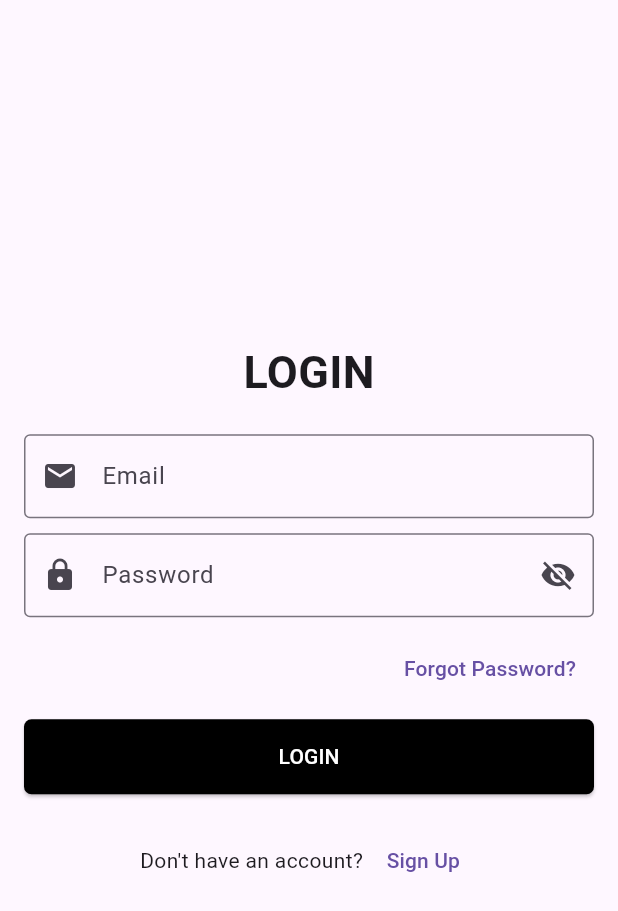
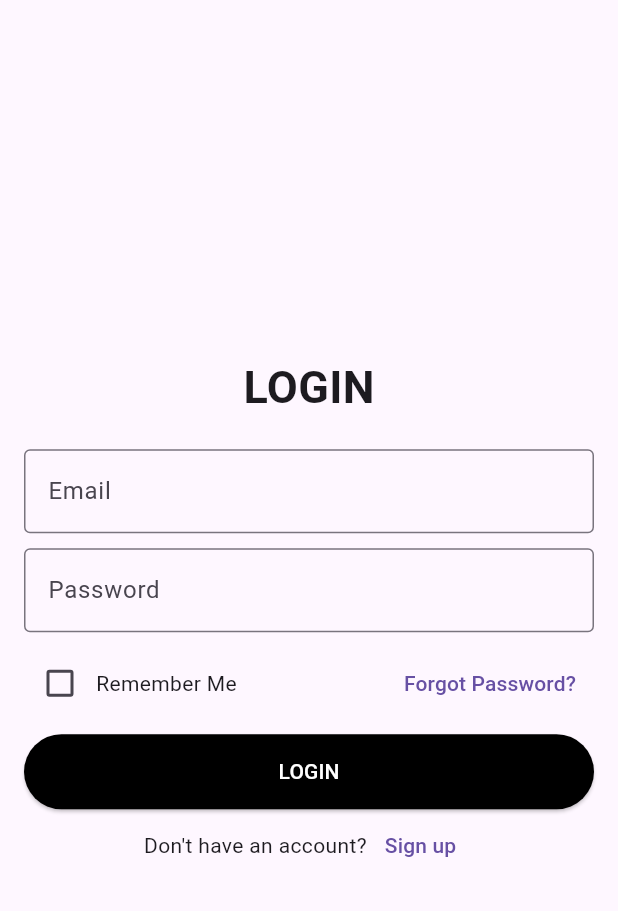
Before and after one commit to kavya181205/my_Library, a Flutter app: the LoginPage screen opened directly, on a phone screen of 412 x 824 dp. Shown: the top 911 px of the screen. Run offline on Flutter 3.47's test engine with Material 3 defaults, Android fonts, the phone set to English and light mode, and no system bars; our stand-ins replace carousel_slider, image_picker.

Commit message:
Update loginpage.dart

```diff
--- a/lib/loginpage.dart
+++ b/lib/loginpage.dart
@@ -11,16 +11,16 @@ class LoginPage extends StatefulWidget {
 
 class _LoginPageState extends State<LoginPage> {
   final _formKey = GlobalKey<FormState>();
-  final _emailController = TextEditingController();
-  final _passwordController = TextEditingController();
-  bool _obscurePassword = true;
+  bool _rememberMe = false;
+  String? _email;
+  String? _password;
 
   void _submit() {
     if (_formKey.currentState!.validate()) {
       ScaffoldMessenger.of(context).showSnackBar(
-        const SnackBar(content: Text('Logging in...')),
+        const SnackBar(content: Text('Processing Data')),
       );
-      // TODO: Add actual login logic here (e.g., API call, Firebase authentication)
+      // TODO: Implement actual login logic with "Remember Me" functionality
     }
   }
 
@@ -31,30 +31,25 @@ class _LoginPageState extends State<LoginPage> {
         child: Padding(
           padding: const EdgeInsets.all(16.0),
           child: SingleChildScrollView(
-            child: Form(
+            child: Column(
+              children: [
+                Form(
                   key: _formKey,
                   child: Column(
-                crossAxisAlignment: CrossAxisAlignment.center,
                     children: [
                       const SafeArea(
                         child: Text(
                           'LOGIN',
                           style: TextStyle(
-                        fontSize: 30,
-                        fontWeight: FontWeight.bold,
-                      ),
+                              fontSize: 30, fontWeight: FontWeight.bold),
                         ),
                       ),
                       const SizedBox(height: 20),
-
-                  // Email Field
                       TextFormField(
-                    controller: _emailController,
                         decoration: const InputDecoration(
                           labelText: 'Email',
                           hintText: 'Enter your email',
                           border: OutlineInputBorder(),
-                      prefixIcon: Icon(Icons.email),
                         ),
                         validator: (value) {
                           if (value == null || value.isEmpty) {
@@ -62,29 +57,18 @@ class _LoginPageState extends State<LoginPage> {
                           }
                           return null;
                         },
+                        onSaved: (value) {
+                          _email = value;
+                        },
                       ),
                       const SizedBox(height: 10),
-
-                  // Password Field
                       TextFormField(
-                    controller: _passwordController,
-                    obscureText: _obscurePassword,
-                    decoration: InputDecoration(
+                        decoration: const InputDecoration(
                           labelText: 'Password',
                           hintText: 'Enter your password',
-                      border: const OutlineInputBorder(),
-                      prefixIcon: const Icon(Icons.lock),
-                      suffixIcon: IconButton(
-                        icon: Icon(
-                          _obscurePassword ? Icons.visibility_off : Icons.visibility,
+                          border: OutlineInputBorder(),
                         ),
-                        onPressed: () {
-                          setState(() {
-                            _obscurePassword = !_obscurePassword;
-                          });
-                        },
-                      ),
-                    ),
+                        obscureText: true,
                         validator: (value) {
                           if (value == null || value.isEmpty) {
                             return 'Please enter your password';
@@ -94,57 +78,70 @@ class _LoginPageState extends State<LoginPage> {
                           }
                           return null;
                         },
+                        onSaved: (value) {
+                          _password = value;
+                        },
                       ),
                       const SizedBox(height: 10),
 
-                  // Forgot Password Button (Properly Aligned)
-                  Align(
-                    alignment: Alignment.centerRight,
-                    child: TextButton(
+                      // Remember Me Checkbox
+                      Row(
+                        children: [
+                          Checkbox(
+                            value: _rememberMe,
+                            onChanged: (value) {
+                              setState(() {
+                                _rememberMe = value!;
+                              });
+                            },
+                          ),
+                          const Text("Remember Me"),
+                          const Spacer(),
+                          TextButton(
                             onPressed: () {
                               Navigator.push(
                                 context,
-                          MaterialPageRoute(builder: (context) => const ForgotPassword()),
+                                MaterialPageRoute(
+                                  builder: (context) => const ForgotPassword(),
+                                ),
                               );
                             },
                             child: const Text('Forgot Password?'),
                           ),
+                        ],
                       ),
+
                       const SizedBox(height: 10),
-
-                  // Login Button
                       ElevatedButton(
                         onPressed: _submit,
                         style: ElevatedButton.styleFrom(
                           backgroundColor: Colors.black,
                           foregroundColor: Colors.white,
                           minimumSize: const Size(double.infinity, 50),
-                      shape: RoundedRectangleBorder(
-                        borderRadius: BorderRadius.circular(5),
-                      ),
                         ),
                         child: const Text('LOGIN'),
                       ),
-                  const SizedBox(height: 20),
-
-                  // Sign Up Navigation
                       Row(
                         mainAxisAlignment: MainAxisAlignment.center,
                         children: [
-                      const Text("Don't have an account? "),
+                          const Text("Don't have an account?"),
                           TextButton(
                             onPressed: () {
                               Navigator.push(
                                 context,
-                            MaterialPageRoute(builder: (context) => const SignupPage()),
+                                MaterialPageRoute(
+                                  builder: (context) => const SignupPage(),
+                                ),
                               );
                             },
-                        child: const Text('Sign Up'),
+                            child: const Text('Sign up'),
                           ),
                         ],
                       ),
                     ],
                   ),
+                ),
+              ],
             ),
           ),
         ),
```
Lines whose indentation alone changed are shown as unchanged.
